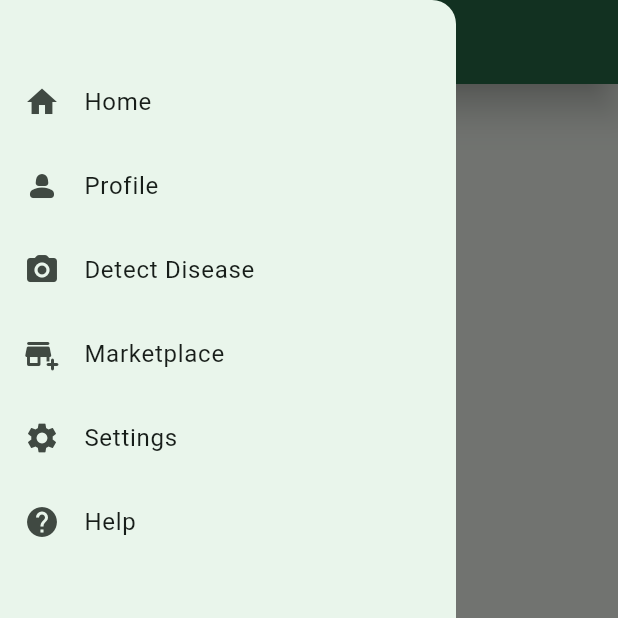
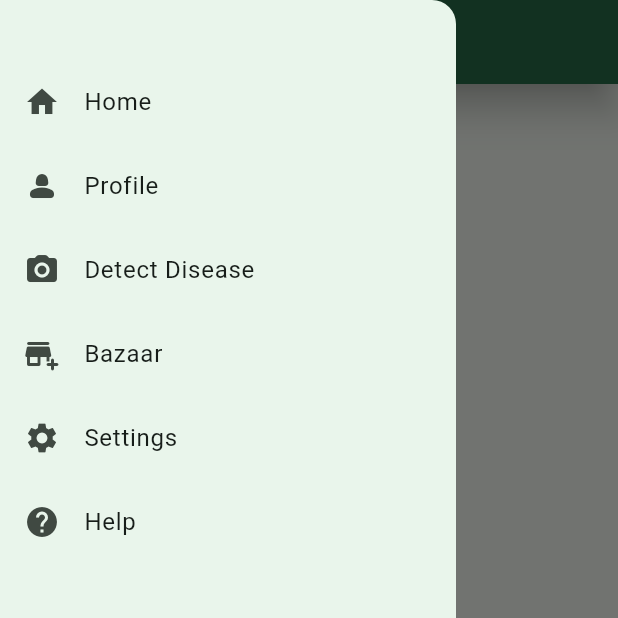
Before and after one commit to LakshyaSharma207/KrishiSankalp-gdsc-solutions, a Flutter app: the screen it shows once a user with an empty profile is signed in, in the side drawer, after a tap on "Sign Out", on a phone screen of 412 x 824 dp, the top half of it. Run offline on Flutter 3.47's test engine with Material 3 defaults, Android fonts, the light colour scheme and no system bars; our stand-ins replace cloud_firestore, firebase_auth, firebase_core, image_picker; accounts and stored records are empty; generated files the repository leaves out were written again.

Commit message:
updated files

```diff
--- a/krishi_sankalp/lib/pages/disease_detect/detection_page/detection_page.dart
+++ b/krishi_sankalp/lib/pages/disease_detect/detection_page/detection_page.dart
@@ -1,5 +1,4 @@
 import 'dart:io';
-
 import 'package:flutter/material.dart';
 import 'package:krishi_sankalp/pages/export.dart';
 
--- a/krishi_sankalp/lib/pages/sidebar/sidebar.dart
+++ b/krishi_sankalp/lib/pages/sidebar/sidebar.dart
@@ -1,14 +1,22 @@
 import 'package:flutter/material.dart';
 import 'package:firebase_auth/firebase_auth.dart';
 import 'package:krishi_sankalp/pages/export.dart';
+import 'package:krishi_sankalp/pages/marketplace/marketplace.dart';
 import '../../api/auth.dart';
 
-class NavigationSidebar extends StatelessWidget {
+class NavigationSidebar extends StatefulWidget {
   NavigationSidebar({ super.key, });
+
+  @override
+  State<NavigationSidebar> createState() => _NavigationSidebarState();
+}
+
+class _NavigationSidebarState extends State<NavigationSidebar> {
   final User? user = AuthService().currentUser;
 
   Future<void> signOut() async{
     await AuthService().signOut();
+    setState(() {});
   }
 
    @override
@@ -23,7 +31,7 @@ class NavigationSidebar extends StatelessWidget {
           buildListTile(context, Icons.home, 'Home', HomePage()),
           buildListTile(context, Icons.person_2_rounded, 'Profile', const Profile()),
           buildListTile(context, Icons.photo_camera_rounded, 'Detect Disease', const DiseaseDetect()),
-          buildListTile(context, Icons.add_business_rounded, 'Marketplace', const Placeholder()),
+          buildListTile(context, Icons.add_business_rounded, 'Bazaar', const Marketplace()),
           buildListTile(context, Icons.settings, 'Settings', const Placeholder()),
           buildListTile(context, Icons.help_outlined, 'Help', const Placeholder()),
           Expanded(child: Container()),
```
Also changed, not shown: krishi_sankalp/lib/pages/disease_detect/disease_detect.dart (+14 -3 lines), krishi_sankalp/lib/pages/marketplace/marketplace.dart (added, +44 -0 lines), krishi_sankalp/assets/image-placeholder.png (added).
